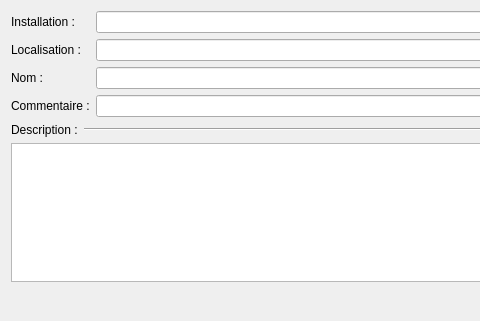
First picture: the form in sources/TerminalStrip/ui/terminalstripcreatordialog.ui, repository qelectrotech/qelectrotech-source-mirror, before the edit; both pictures show x 0 to 480 and y 0 to 321 of the 744 by 321 pixel window.
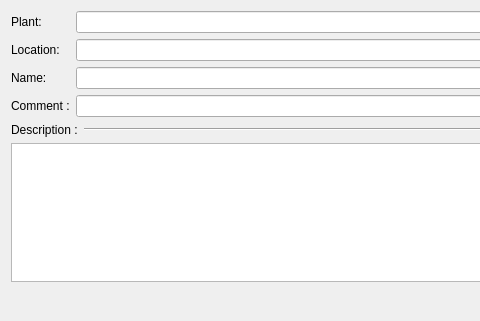
Second picture: the form after the edit.

What changed in the file:
```diff
--- a/sources/TerminalStrip/ui/terminalstripcreatordialog.ui
+++ b/sources/TerminalStrip/ui/terminalstripcreatordialog.ui
@@ -17,21 +17,21 @@
    <item row="3" column="0">
     <widget class="QLabel" name="label_2">
      <property name="text">
-      <string>Localisation :</string>
+      <string>Location:</string>
      </property>
     </widget>
    </item>
    <item row="4" column="0">
     <widget class="QLabel" name="label_3">
      <property name="text">
-      <string>Nom :</string>
+      <string>Name:</string>
      </property>
     </widget>
    </item>
    <item row="2" column="0">
     <widget class="QLabel" name="label">
      <property name="text">
-      <string>Installation :</string>
+      <string>Plant:</string>
      </property>
     </widget>
    </item>
@@ -92,7 +92,7 @@
    <item row="5" column="0">
     <widget class="QLabel" name="label_5">
      <property name="text">
-      <string>Commentaire :</string>
+      <string>Comment :</string>
      </property>
     </widget>
    </item>
```
Left out of the diff: 2 changed lines with no effect on the pictures.
